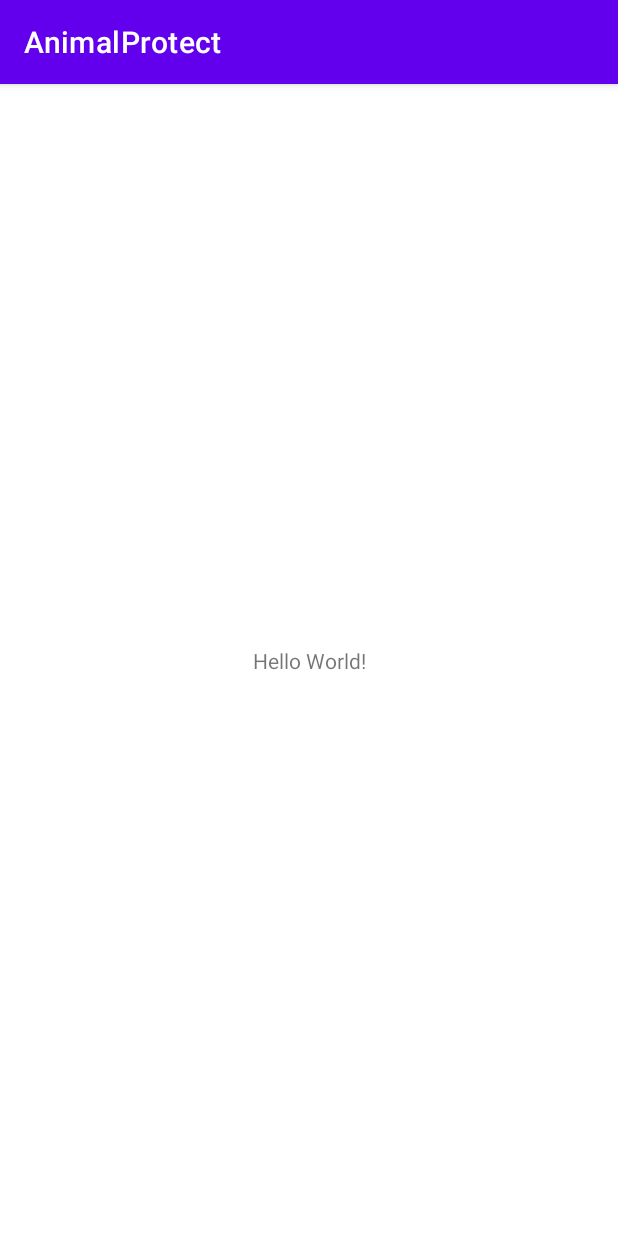
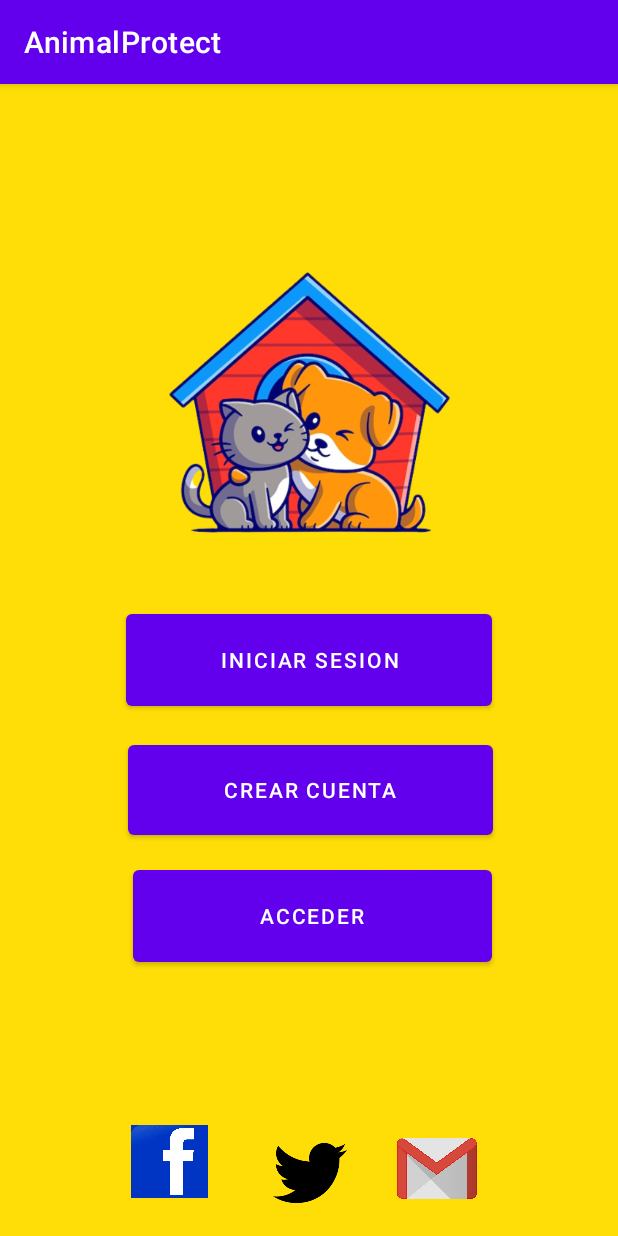
Before and after one commit to jamora27/AnimalProtect, an Android app: the screen it shows after launch (MainActivity), on a phone screen of 412 x 824 dp. Run offline under Robolectric (Android 15) with nearby library versions, the phone set to English and light mode, and no system bars.

Commit message:
Activity inicio

```diff
--- a/app/src/main/res/layout/activity_main.xml
+++ b/app/src/main/res/layout/activity_main.xml
@@ -4,15 +4,91 @@
     xmlns:tools="http://schemas.android.com/tools"
     android:layout_width="match_parent"
     android:layout_height="match_parent"
+    android:background="#F1CF83"
+    android:backgroundTint="#FFDE07"
     tools:context=".MainActivity">
 
-    <TextView
-        android:layout_width="wrap_content"
-        android:layout_height="wrap_content"
-        android:text="Hello World!"
+    <ImageView
+        android:id="@+id/imageView"
+        android:layout_width="283dp"
+        android:layout_height="263dp"
+        app:layout_constraintBottom_toBottomOf="parent"
+        app:layout_constraintEnd_toEndOf="parent"
+        app:layout_constraintHorizontal_bias="0.502"
+        app:layout_constraintStart_toStartOf="parent"
+        app:layout_constraintTop_toTopOf="parent"
+        app:layout_constraintVertical_bias="0.154"
+        app:srcCompat="@drawable/cat" />
+
+    <Button
+        android:id="@+id/buttonIniciarSesion"
+        android:layout_width="244dp"
+        android:layout_height="73dp"
+        android:text="INICIAR SESION"
         app:layout_constraintBottom_toBottomOf="parent"
         app:layout_constraintEnd_toEndOf="parent"
         app:layout_constraintStart_toStartOf="parent"
         app:layout_constraintTop_toTopOf="parent" />
 
+    <Button
+        android:id="@+id/button2CrearCuenta"
+        android:layout_width="243dp"
+        android:layout_height="72dp"
+        android:layout_marginTop="12dp"
+        android:text="CREAR CUENTA"
+        app:layout_constraintBottom_toBottomOf="parent"
+        app:layout_constraintEnd_toEndOf="parent"
+        app:layout_constraintHorizontal_bias="0.505"
+        app:layout_constraintStart_toStartOf="parent"
+        app:layout_constraintTop_toTopOf="parent"
+        app:layout_constraintVertical_bias="0.618" />
+
+    <Button
+        android:id="@+id/button3Acceder"
+        android:layout_width="239dp"
+        android:layout_height="73dp"
+        android:text="ACCEDER"
+        app:layout_constraintBottom_toBottomOf="parent"
+        app:layout_constraintEnd_toEndOf="parent"
+        app:layout_constraintHorizontal_bias="0.515"
+        app:layout_constraintStart_toStartOf="parent"
+        app:layout_constraintTop_toTopOf="parent"
+        app:layout_constraintVertical_bias="0.746" />
+
+    <ImageView
+        android:id="@+id/imageView6"
+        android:layout_width="53dp"
+        android:layout_height="43dp"
+        app:layout_constraintBottom_toBottomOf="parent"
+        app:layout_constraintEnd_toEndOf="parent"
+        app:layout_constraintHorizontal_bias="0.737"
+        app:layout_constraintStart_toStartOf="parent"
+        app:layout_constraintTop_toTopOf="parent"
+        app:layout_constraintVertical_bias="0.968"
+        app:srcCompat="@drawable/logo_gmail__2015_2020__" />
+
+    <ImageView
+        android:id="@+id/imageView7"
+        android:layout_width="64dp"
+        android:layout_height="49dp"
+        app:layout_constraintBottom_toBottomOf="parent"
+        app:layout_constraintEnd_toStartOf="@+id/imageView6"
+        app:layout_constraintHorizontal_bias="0.581"
+        app:layout_constraintStart_toEndOf="@+id/imageView8"
+        app:layout_constraintTop_toBottomOf="@+id/button3Acceder"
+        app:layout_constraintVertical_bias="0.864"
+        app:srcCompat="@drawable/jkt" />
+
+    <ImageView
+        android:id="@+id/imageView8"
+        android:layout_width="51dp"
+        android:layout_height="51dp"
+        app:layout_constraintBottom_toBottomOf="parent"
+        app:layout_constraintEnd_toEndOf="parent"
+        app:layout_constraintHorizontal_bias="0.242"
+        app:layout_constraintStart_toStartOf="parent"
+        app:layout_constraintTop_toBottomOf="@+id/button3Acceder"
+        app:layout_constraintVertical_bias="0.811"
+        app:srcCompat="@drawable/chipichipi" />
+
 </androidx.constraintlayout.widget.ConstraintLayout>
```
Also changed, not shown: app/src/main/res/drawable/cat.png (added), app/src/main/res/drawable/chipichipi.png (added), app/src/main/res/drawable/jkt.png (added), app/src/main/res/drawable/logo_gmail__2015_2020__.png (added), app/src/main/res/drawable/nnn.png (added), app/src/main/res/drawable/peluchin_removebg_previewjjjjjj.png (added), app/src/main/res/drawable/ventajas_desventajas_facebook_xxxx.jpg (added).
